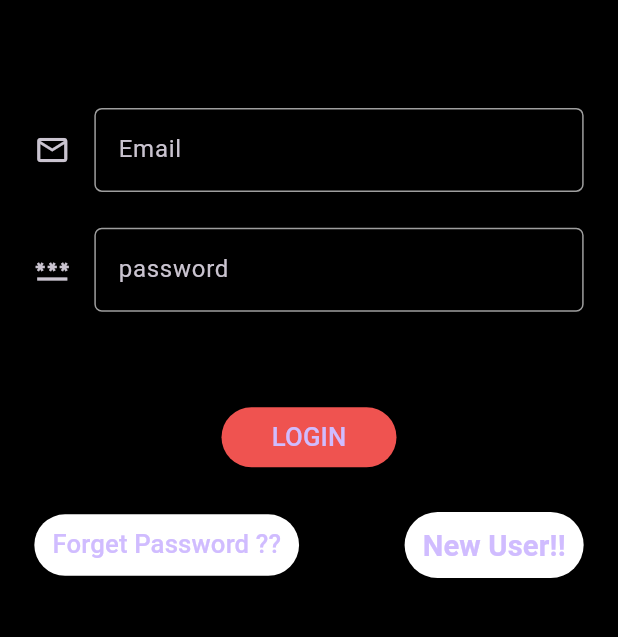
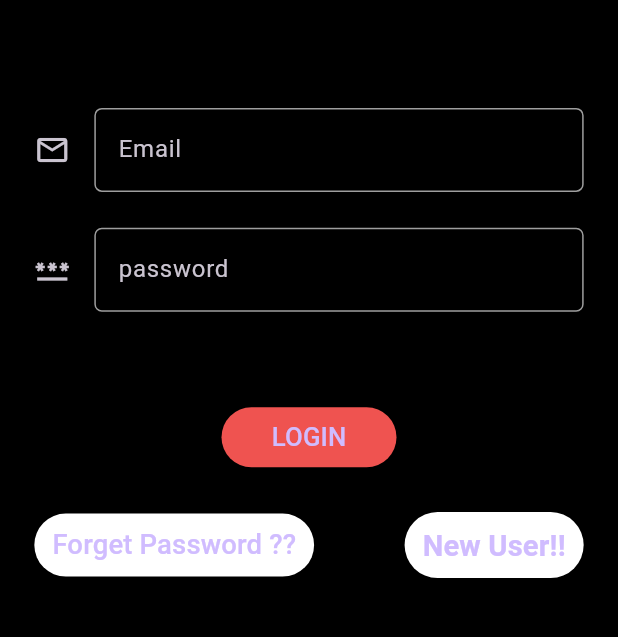
Before and after one commit to HarshGupta0/Shorts_App01, a Flutter app: the screen it shows after launch, on a phone screen of 412 x 824 dp, the part 370-1007 px from its top. Run offline on Flutter 3.47's test engine with Material 3 defaults, Android fonts, the phone set to English and light mode, and no system bars; our stand-ins replace cloud_firestore, firebase_auth, firebase_core, firebase_storage, flutter_screenutil, get and 2 more; accounts and stored records are empty.

Commit message:
updated code

```diff
--- a/lib/view/screens/auth/login_screen_ui.dart
+++ b/lib/view/screens/auth/login_screen_ui.dart
@@ -78,7 +78,7 @@ class _LoginScreenState extends State<LoginScreen> {
                 children: [
                   TextButton(
                     onPressed: () {},
-                    child: Text("Forget Password ??",style: TextStyle(fontWeight:FontWeight.w500,fontSize: 15.sp),),
+                    child: Text("Forget Password ??",style: TextStyle(fontWeight:FontWeight.w500,fontSize: 16.sp),),
                     style: TextButton.styleFrom(
                       backgroundColor: Colors.white, // Text color
                     ),
```
